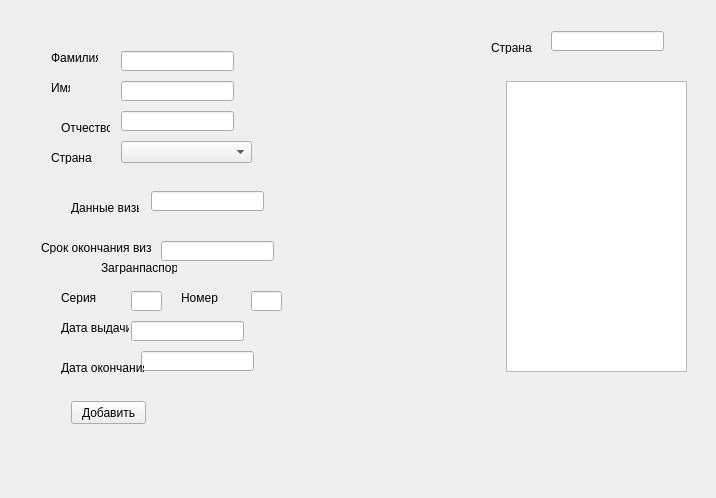
Before: the Qt Designer form widget.ui in BoykoVik/List_of_mans, drawn with Qt 5.
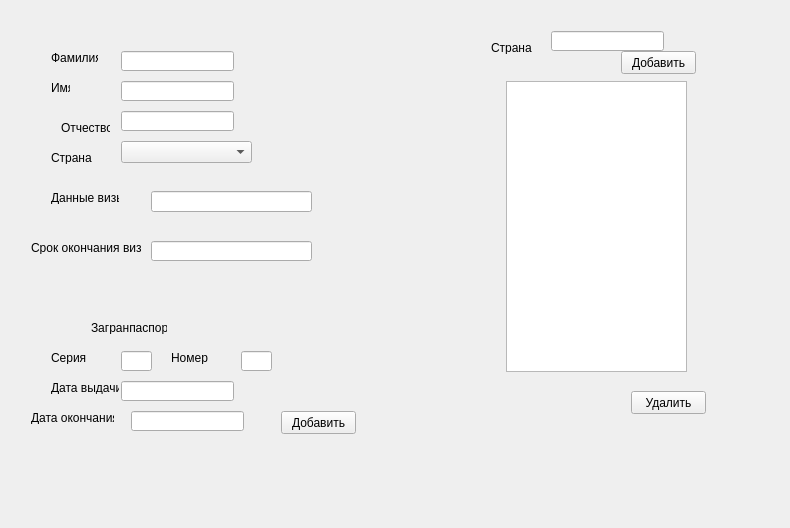
After: the same form once the commit is applied.

```diff
--- a/widget.ui
+++ b/widget.ui
@@ -6,8 +6,8 @@
    <rect>
     <x>0</x>
     <y>0</y>
-    <width>716</width>
-    <height>498</height>
+    <width>790</width>
+    <height>528</height>
    </rect>
   </property>
   <property name="windowTitle">
@@ -117,16 +117,16 @@
         <rect>
          <x>140</x>
          <y>180</y>
-         <width>113</width>
-         <height>20</height>
+         <width>161</width>
+         <height>21</height>
         </rect>
        </property>
       </widget>
       <widget class="QLabel" name="label_5">
        <property name="geometry">
         <rect>
-         <x>60</x>
-         <y>190</y>
+         <x>40</x>
+         <y>180</y>
          <width>68</width>
          <height>13</height>
         </rect>
@@ -138,9 +138,9 @@
       <widget class="QLineEdit" name="lineEdit_6">
        <property name="geometry">
         <rect>
-         <x>150</x>
+         <x>140</x>
          <y>230</y>
-         <width>113</width>
+         <width>161</width>
          <height>20</height>
         </rect>
        </property>
@@ -148,7 +148,7 @@
       <widget class="QLabel" name="label_6">
        <property name="geometry">
         <rect>
-         <x>30</x>
+         <x>20</x>
          <y>230</y>
          <width>110</width>
          <height>13</height>
@@ -194,8 +194,8 @@
       <widget class="QLineEdit" name="lineEdit_7">
        <property name="geometry">
         <rect>
-         <x>120</x>
-         <y>280</y>
+         <x>110</x>
+         <y>340</y>
          <width>31</width>
          <height>20</height>
         </rect>
@@ -204,8 +204,8 @@
       <widget class="QLabel" name="label_8">
        <property name="geometry">
         <rect>
-         <x>50</x>
-         <y>280</y>
+         <x>40</x>
+         <y>340</y>
          <width>47</width>
          <height>13</height>
         </rect>
@@ -217,8 +217,8 @@
       <widget class="QLineEdit" name="lineEdit_8">
        <property name="geometry">
         <rect>
-         <x>120</x>
-         <y>310</y>
+         <x>110</x>
+         <y>370</y>
          <width>113</width>
          <height>20</height>
         </rect>
@@ -227,8 +227,8 @@
       <widget class="QLabel" name="label_9">
        <property name="geometry">
         <rect>
-         <x>50</x>
-         <y>310</y>
+         <x>40</x>
+         <y>370</y>
          <width>68</width>
          <height>13</height>
         </rect>
@@ -240,8 +240,8 @@
       <widget class="QLineEdit" name="lineEdit_9">
        <property name="geometry">
         <rect>
-         <x>130</x>
-         <y>340</y>
+         <x>120</x>
+         <y>400</y>
          <width>113</width>
          <height>20</height>
         </rect>
@@ -250,8 +250,8 @@
       <widget class="QLabel" name="label_10">
        <property name="geometry">
         <rect>
-         <x>50</x>
-         <y>350</y>
+         <x>20</x>
+         <y>400</y>
          <width>83</width>
          <height>13</height>
         </rect>
@@ -263,8 +263,8 @@
       <widget class="QLineEdit" name="lineEdit_10">
        <property name="geometry">
         <rect>
-         <x>240</x>
-         <y>280</y>
+         <x>230</x>
+         <y>340</y>
          <width>31</width>
          <height>20</height>
         </rect>
@@ -273,8 +273,8 @@
       <widget class="QLabel" name="label_11">
        <property name="geometry">
         <rect>
-         <x>170</x>
-         <y>280</y>
+         <x>160</x>
+         <y>340</y>
          <width>47</width>
          <height>13</height>
         </rect>
@@ -286,8 +286,8 @@
       <widget class="QLabel" name="label_12">
        <property name="geometry">
         <rect>
-         <x>90</x>
-         <y>250</y>
+         <x>80</x>
+         <y>310</y>
          <width>76</width>
          <height>13</height>
         </rect>
@@ -299,8 +299,8 @@
       <widget class="QPushButton" name="pushButton">
        <property name="geometry">
         <rect>
-         <x>60</x>
-         <y>390</y>
+         <x>270</x>
+         <y>400</y>
          <width>75</width>
          <height>23</height>
         </rect>
@@ -309,6 +309,32 @@
         <string>Добавить</string>
        </property>
       </widget>
+      <widget class="QPushButton" name="pushButton_2">
+       <property name="geometry">
+        <rect>
+         <x>610</x>
+         <y>40</y>
+         <width>75</width>
+         <height>23</height>
+        </rect>
+       </property>
+       <property name="text">
+        <string>Добавить</string>
+       </property>
+      </widget>
+      <widget class="QPushButton" name="pushButton_3">
+       <property name="geometry">
+        <rect>
+         <x>620</x>
+         <y>380</y>
+         <width>75</width>
+         <height>23</height>
+        </rect>
+       </property>
+       <property name="text">
+        <string>Удалить</string>
+       </property>
+      </widget>
      </widget>
      <widget class="QWidget" name="page_2">
       <widget class="QTableView" name="tableView_2">
```
